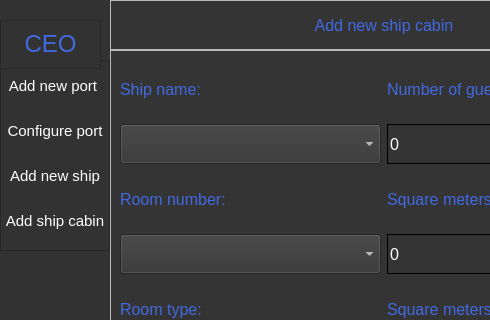
Old version of the form Application/Resources/interfaces/ceo_panel.ui in the repository MateuszPason/Cruise_trips; both pictures show x 0 to 490 and y 0 to 320 of the 658 by 480 pixel window.
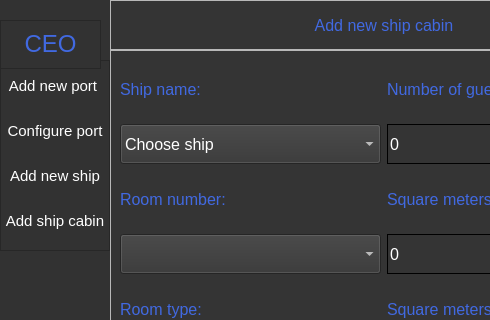
New version of the form.

Commit message: Room numbers available to edit are loaded to combobox (fully working, but I want to improve loading behaviour

The edit to the form file:
```diff
--- a/Application/Resources/interfaces/ceo_panel.ui
+++ b/Application/Resources/interfaces/ceo_panel.ui
@@ -1098,6 +1098,11 @@
                  <height>16777215</height>
                 </size>
                </property>
+               <item>
+                <property name="text">
+                 <string>Choose ship</string>
+                </property>
+               </item>
               </widget>
              </item>
              <item row="0" column="1">
```
The commit also changes 1 other file.
